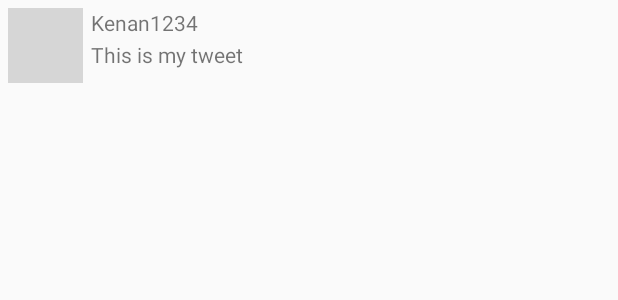
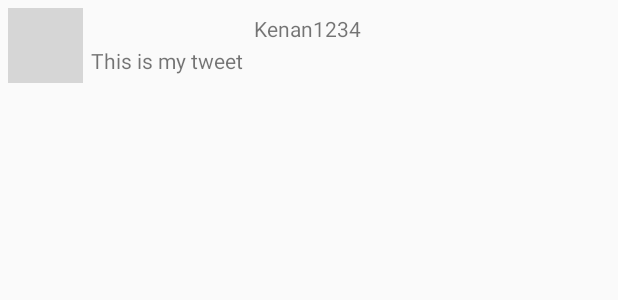
Before and after one commit to Kenan-Kamel/SimpleTweet, an Android app: the layout item_tweet.xml on its own in the app's theme, with its tools: preview values and no code run, on a phone screen of 412 x 824 dp. Shown: the top 300 px of the screen. Run offline under Robolectric (Android 15) with nearby library versions, the phone set to English and light mode, and no system bars; grey boxes are pictures that could not be loaded.

Commit message:
Part Two of Simple Tweet

```diff
--- a/app/build.gradle
+++ b/app/build.gradle
@@ -56,4 +56,6 @@ dependencies {
     annotationProcessor "androidx.room:room-compiler:$room_version"
     implementation 'com.facebook.stetho:stetho:1.5.1'
     implementation 'androidx.swiperefreshlayout:swiperefreshlayout:1.0.0'
+    implementation 'org.parceler:parceler-api:1.1.12'
+    annotationProcessor 'org.parceler:parceler:1.1.12'
 }
--- a/app/src/main/AndroidManifest.xml
+++ b/app/src/main/AndroidManifest.xml
@@ -13,6 +13,9 @@
         android:icon="@drawable/ic_launcher"
         android:label="@string/app_name"
         android:theme="@style/AppTheme">
+        <activity
+            android:name=".ComposeActivity"
+            android:exported="true" />
         <activity
             android:name=".TimelineActivity"
             android:exported="true" />
--- a/app/src/main/java/com/codepath/apps/restclienttemplate/models/User.java
+++ b/app/src/main/java/com/codepath/apps/restclienttemplate/models/User.java
@@ -2,12 +2,17 @@ package com.codepath.apps.restclienttemplate.models;
 
 import org.json.JSONException;
 import org.json.JSONObject;
+import org.parceler.Parcel;
 
+@Parcel
 public class User {
     public String name ;
     public String screenName;
     public String profileImageUrl;
 
+    public User() {
+
+    }
     public static User fromJson(JSONObject jsonObject) throws JSONException {
         User user = new User() ;
         user.name  = jsonObject.getString("name");
--- a/app/src/main/res/layout/item_tweet.xml
+++ b/app/src/main/res/layout/item_tweet.xml
@@ -21,8 +21,9 @@
         android:layout_width="wrap_content"
         android:layout_height="wrap_content"
         android:layout_alignParentTop="true"
-        android:layout_marginStart="5dp"
-        android:layout_marginTop="0dp"
+        android:layout_centerHorizontal="true"
+        android:layout_marginStart="114dp"
+        android:layout_marginTop="4dp"
         android:layout_toEndOf="@+id/ivProfileImage"
         tools:text="Kenan1234" />
 
--- a/app/src/main/res/values/strings.xml
+++ b/app/src/main/res/values/strings.xml
@@ -5,5 +5,6 @@
     <string name="login_label">Log in</string>
     <string name="intent_scheme">oauth</string>
     <string name="intent_host">cprest</string>
+    <string name="tweet">Tweet</string>
 
 </resources>
```
Also changed, not shown: app/src/main/java/com/codepath/apps/restclienttemplate/TimelineActivity.java (+46 -0 lines), app/src/main/java/com/codepath/apps/restclienttemplate/TwitterClient.java (+13 -0 lines), app/src/main/java/com/codepath/apps/restclienttemplate/models/Tweet.java (+7 -1 lines).
